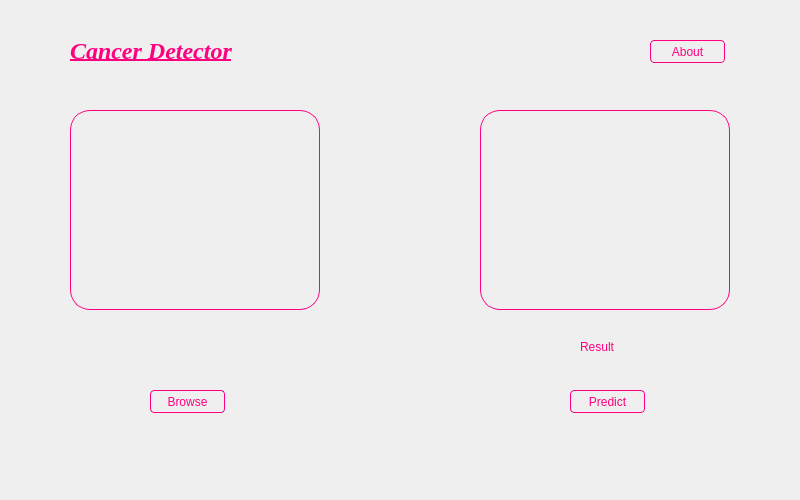
The window that basic.ui (tamojit2000/Drug-Gui) describes before a commit, drawn with Qt 5.
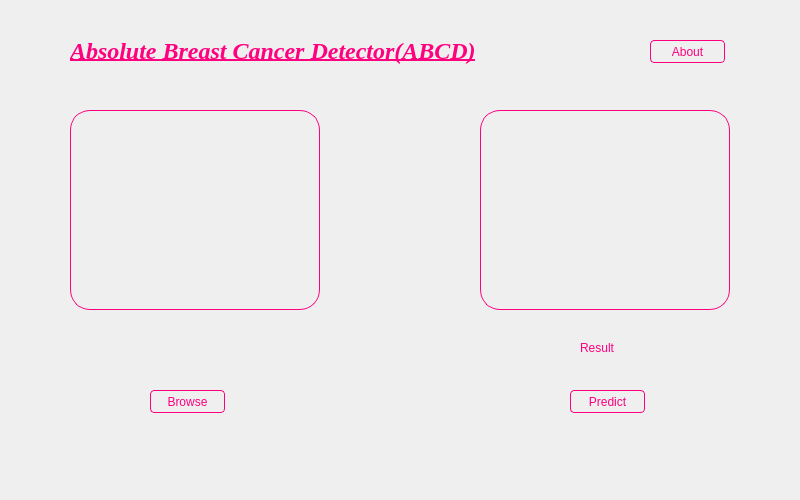
The same window after the commit. Icons and pictures are not drawn.

```diff
--- a/basic.ui
+++ b/basic.ui
@@ -37,6 +37,14 @@
   <property name="windowTitle">
    <string>MainWindow</string>
   </property>
+  <property name="windowIcon">
+   <iconset>
+    <normaloff>a.ico</normaloff>a.ico</iconset>
+  </property>
+  <property name="styleSheet">
+   <string notr="true">color: rgb(255, 0, 127);
+</string>
+  </property>
   <widget class="QWidget" name="centralwidget">
    <widget class="QLabel" name="label">
     <property name="geometry">
@@ -136,7 +144,7 @@
      <rect>
       <x>70</x>
       <y>20</y>
-      <width>191</width>
+      <width>441</width>
       <height>61</height>
      </rect>
     </property>
@@ -155,7 +163,7 @@
 color: rgb(255, 0, 127);</string>
     </property>
     <property name="text">
-     <string>Cancer Detector</string>
+     <string>Absolute Breast Cancer Detector(ABCD)</string>
     </property>
    </widget>
    <widget class="QPushButton" name="pushButton_3">
@@ -181,8 +189,8 @@
      <rect>
       <x>580</x>
       <y>340</y>
-      <width>47</width>
-      <height>13</height>
+      <width>141</width>
+      <height>16</height>
      </rect>
     </property>
     <property name="styleSheet">
```
Left out of the diff: 5 changed lines with no effect on the pictures.
